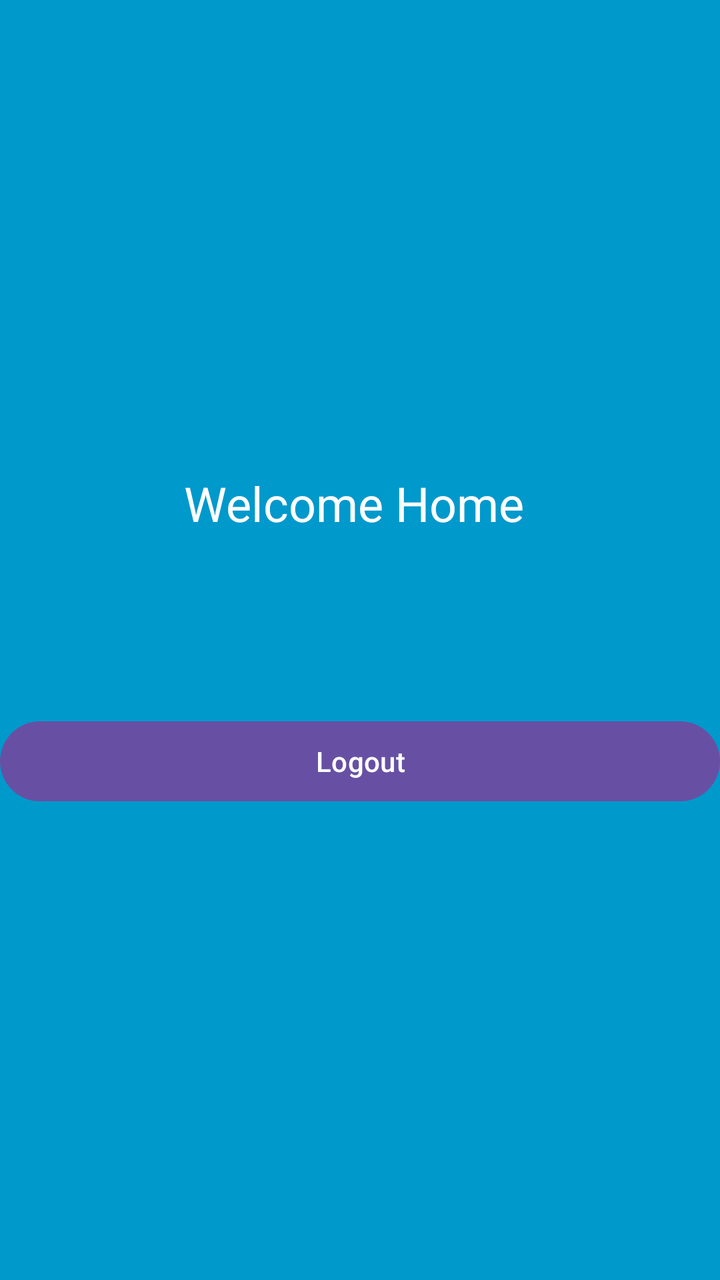
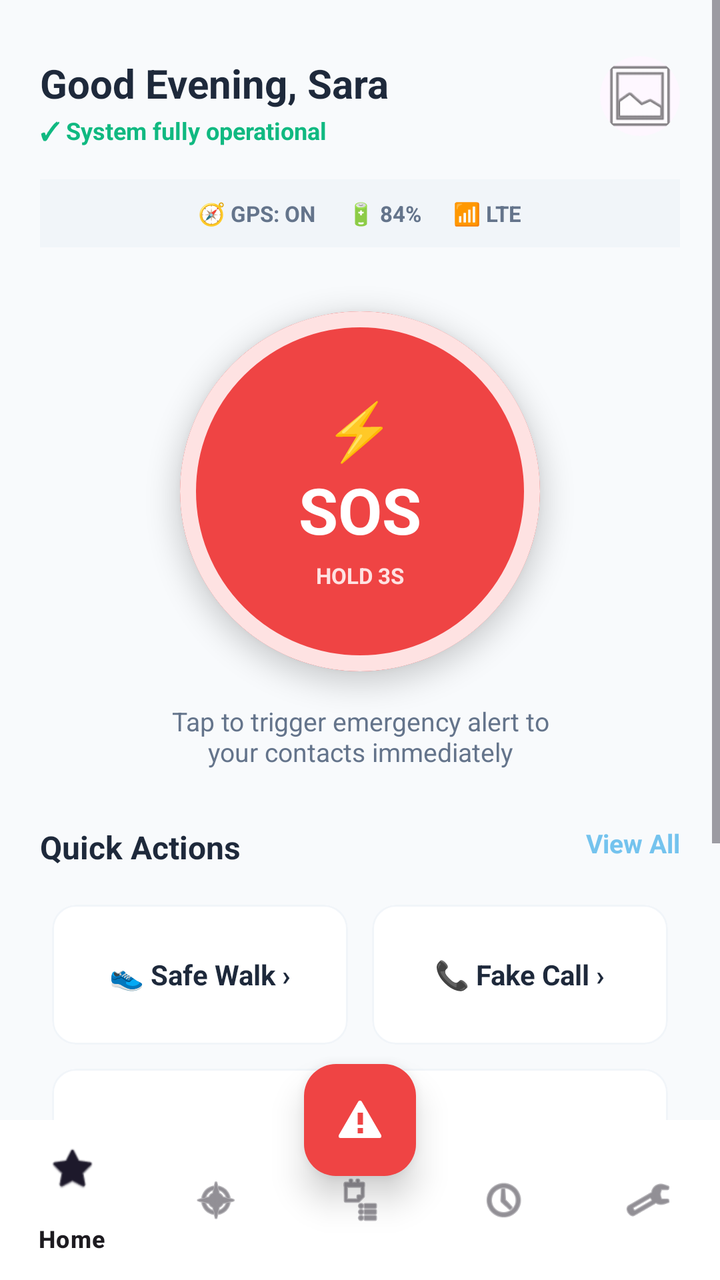

Two renders of the same Android screen: before a commit and after it. Below are the layout's source before the change and the commit's diff.
<!-- AndroidManifest.xml: application theme Theme.SafeRoute -->
<!-- res/layout/fragment_home.xml -->
<?xml version="1.0" encoding="utf-8"?>
<androidx.constraintlayout.widget.ConstraintLayout xmlns:android="http://schemas.android.com/apk/res/android"
    xmlns:tools="http://schemas.android.com/tools"
    android:layout_width="match_parent"
    android:layout_height="match_parent"
    xmlns:app="http://schemas.android.com/apk/res-auto"
    android:background="@android:color/holo_blue_dark"
    tools:context=".ui.auth.HomeFragment">

    <LinearLayout
        xmlns:android="http://schemas.android.com/apk/res/android"
        android:layout_width="match_parent"
        android:layout_height="match_parent"
        android:gravity="center"
        android:orientation="vertical">

        <TextView
            android:text="Welcome Home "
            android:id="@+id/welcomeTv"
            android:textSize="24sp"
            android:textColor="@color/white"
            android:layout_width="wrap_content"
            android:layout_height="wrap_content"/>
        <TextView
            android:id="@+id/phoneTv"
            android:layout_width="wrap_content"
            android:layout_height="wrap_content"
            android:textSize="16sp"
            android:layout_marginTop="8dp"
            android:text="" />
        <TextView
            android:id="@+id/dadTv"
            android:layout_width="wrap_content"
            android:layout_height="wrap_content"
            android:textSize="16sp"
            android:layout_marginTop="8dp"
            android:text="" />
        <TextView
            android:id="@+id/momTv"
            android:layout_width="wrap_content"
            android:layout_height="wrap_content"
            android:textSize="16sp"
            android:layout_marginTop="8dp"
            android:text="" />
        <Button
            android:id="@+id/logoutBtn"
            android:text="Logout"
            android:layout_width="match_parent"
            android:layout_height="wrap_content"/>

    </LinearLayout>

</androidx.constraintlayout.widget.ConstraintLayout>
<!-- resources referenced by this layout -->
<resources>
  <color name="white">#FFFFFFFF</color>
  <style name="Theme.SafeRoute" parent="Base.Theme.SafeRoute" />
  <style name="Base.Theme.SafeRoute" parent="Theme.Material3.DayNight.NoActionBar">
          
          
      </style>
</resources>

<!-- the commit's change to res/layout/fragment_home.xml (unified diff, before → after) -->
@@ -1,53 +1,194 @@
 <?xml version="1.0" encoding="utf-8"?>
-<androidx.constraintlayout.widget.ConstraintLayout xmlns:android="http://schemas.android.com/apk/res/android"
-    xmlns:tools="http://schemas.android.com/tools"
+<androidx.coordinatorlayout.widget.CoordinatorLayout
+    xmlns:android="http://schemas.android.com/apk/res/android"
+    xmlns:app="http://schemas.android.com/apk/res-auto"
     android:layout_width="match_parent"
     android:layout_height="match_parent"
-    xmlns:app="http://schemas.android.com/apk/res-auto"
-    android:background="@android:color/holo_blue_dark"
-    tools:context=".ui.auth.HomeFragment">
+    android:background="#F8FAFC">
 
-    <LinearLayout
-        xmlns:android="http://schemas.android.com/apk/res/android"
+    <ScrollView
         android:layout_width="match_parent"
         android:layout_height="match_parent"
-        android:gravity="center"
-        android:orientation="vertical">
+        android:layout_marginBottom="65dp"
+        android:fillViewport="true">
 
-        <TextView
-            android:text="Welcome Home "
-            android:id="@+id/welcomeTv"
-            android:textSize="24sp"
-            android:textColor="@color/white"
-            android:layout_width="wrap_content"
-            android:layout_height="wrap_content"/>
-        <TextView
-            android:id="@+id/phoneTv"
-            android:layout_width="wrap_content"
+        <LinearLayout
+            android:layout_width="match_parent"
             android:layout_height="wrap_content"
-            android:textSize="16sp"
-            android:layout_marginTop="8dp"
-            android:text="" />
-        <TextView
-            android:id="@+id/dadTv"
-            android:layout_width="wrap_content"
-            android:layout_height="wrap_content"
-            android:textSize="16sp"
-            android:layout_marginTop="8dp"
-            android:text="" />
-        <TextView
-            android:id="@+id/momTv"
-            android:layout_width="wrap_content"
-            android:layout_height="wrap_content"
-            android:textSize="16sp"
-            android:layout_marginTop="8dp"
-            android:text="" />
-        <Button
-            android:id="@+id/logoutBtn"
-            android:text="Logout"
-            android:layout_width="match_parent"
-            android:layout_height="wrap_content"/>
+            android:orientation="vertical"
+            android:padding="20dp"
+            android:gravity="center_horizontal">
 
-    </LinearLayout>
+            <RelativeLayout
+                android:layout_width="match_parent"
+                android:layout_height="wrap_content"
+                android:layout_marginTop="8dp">
+                <com.google.android.material.card.MaterialCardView
+                    android:id="@+id/profileCard"
+                    android:layout_width="40dp"
+                    android:layout_height="40dp"
+                    app:cardCornerRadius="20dp"
+                    android:layout_alignParentEnd="true"
+                    app:strokeWidth="0dp">
+                    <ImageView
+                        android:layout_width="match_parent"
+                        android:layout_height="match_parent"
+                        android:src="@android:drawable/ic_menu_gallery"
+                        android:scaleType="centerCrop"/>
+                </com.google.android.material.card.MaterialCardView>
+                <LinearLayout
+                    android:layout_width="wrap_content"
+                    android:layout_height="wrap_content"
+                    android:orientation="vertical"
+                    android:layout_alignParentStart="true">
+                    <TextView
+                        android:id="@+id/welcomeTv"
+                        android:layout_width="wrap_content"
+                        android:layout_height="wrap_content"
+                        android:text="Good Evening, Sara"
+                        android:textColor="#1E293B"
+                        android:textSize="20sp"
+                        android:textStyle="bold"/>
+                    <TextView
+                        android:layout_width="wrap_content"
+                        android:layout_height="wrap_content"
+                        android:text="✓ System fully operational"
+                        android:textColor="#10B981"
+                        android:textSize="12sp"
+                        android:textStyle="bold"
+                        android:layout_marginTop="2dp"/>
+                </LinearLayout>
+            </RelativeLayout>
 
-</androidx.constraintlayout.widget.ConstraintLayout>
+            <LinearLayout
+                android:layout_width="match_parent"
+                android:layout_height="34dp"
+                android:background="#F1F5F9"
+                android:orientation="horizontal"
+                android:layout_marginTop="16dp"
+                android:gravity="center"
+                android:paddingHorizontal="12dp">
+                <TextView android:layout_width="wrap_content" android:layout_height="wrap_content" android:text="🧭 GPS: ON" android:textColor="#64748B" android:textSize="11sp" android:textStyle="bold" android:layout_marginEnd="16dp"/>
+                <TextView android:layout_width="wrap_content" android:layout_height="wrap_content" android:text="🔋 84%" android:textColor="#64748B" android:textSize="11sp" android:textStyle="bold" android:layout_marginEnd="16dp"/>
+                <TextView android:layout_width="wrap_content" android:layout_height="wrap_content" android:text="📶 LTE" android:textColor="#64748B" android:textSize="11sp" android:textStyle="bold"/>
+            </LinearLayout>
+
+            <com.google.android.material.card.MaterialCardView
+                android:id="@+id/sosBtnCard"
+                android:layout_width="180dp"
+                android:layout_height="180dp"
+                android:layout_marginTop="32dp"
+                app:cardCornerRadius="90dp"
+                app:cardBackgroundColor="#EF4444"
+                app:cardElevation="8dp"
+                app:strokeWidth="8dp"
+                app:strokeColor="#FEE2E2">
+                <LinearLayout
+                    android:layout_width="match_parent"
+                    android:layout_height="match_parent"
+                    android:orientation="vertical"
+                    android:gravity="center">
+                    <TextView android:layout_width="wrap_content" android:layout_height="wrap_content" android:text="⚡" android:textColor="#FFFFFF" android:textSize="28sp"/>
+                    <TextView android:layout_width="wrap_content" android:layout_height="wrap_content" android:text="SOS" android:textColor="#FFFFFF" android:textSize="32sp" android:textStyle="bold"/>
+                    <TextView android:layout_width="wrap_content" android:layout_height="wrap_content" android:text="HOLD 3S" android:textColor="#FEE2E2" android:textSize="11sp" android:textStyle="bold" android:layout_marginTop="4dp"/>
+                </LinearLayout>
+            </com.google.android.material.card.MaterialCardView>
+
+            <TextView
+                android:layout_width="wrap_content"
+                android:layout_height="wrap_content"
+                android:text="Tap to trigger emergency alert to\nyour contacts immediately"
+                android:textColor="#64748B"
+                android:textSize="13sp"
+                android:gravity="center"
+                android:layout_marginTop="16dp"/>
+
+            <RelativeLayout
+                android:layout_width="match_parent"
+                android:layout_height="wrap_content"
+                android:layout_marginTop="28dp">
+                <TextView android:layout_width="wrap_content" android:layout_height="wrap_content" android:text="Quick Actions" android:textColor="#1E293B" android:textSize="16sp" android:textStyle="bold" android:layout_alignParentStart="true"/>
+                <TextView android:layout_width="wrap_content" android:layout_height="wrap_content" android:text="View All" android:textColor="#74C3EE" android:textStyle="bold" android:textSize="13sp" android:layout_alignParentEnd="true"/>
+            </RelativeLayout>
+
+            <GridLayout
+                android:layout_width="match_parent"
+                android:layout_height="wrap_content"
+                android:columnCount="2"
+                android:rowCount="2"
+                android:layout_marginTop="12dp"
+                android:alignmentMode="alignMargins"
+                android:columnOrderPreserved="false">
+                <com.google.android.material.card.MaterialCardView android:id="@+id/actionSafeWalk" android:layout_width="0dp" android:layout_height="70dp" android:layout_columnWeight="1" android:layout_margin="6dp" app:cardCornerRadius="12dp" app:cardBackgroundColor="#FFFFFF" app:strokeWidth="1dp" app:strokeColor="#F1F5F9" app:cardElevation="0dp"><TextView android:layout_width="wrap_content" android:layout_height="wrap_content" android:text="👟 Safe Walk ›" android:textColor="#1E293B" android:layout_gravity="center" android:textStyle="bold"/></com.google.android.material.card.MaterialCardView>
+                <com.google.android.material.card.MaterialCardView android:id="@+id/actionFakeCall" android:layout_width="0dp" android:layout_height="70dp" android:layout_columnWeight="1" android:layout_margin="6dp" app:cardCornerRadius="12dp" app:cardBackgroundColor="#FFFFFF" app:strokeWidth="1dp" app:strokeColor="#F1F5F9" app:cardElevation="0dp"><TextView android:layout_width="wrap_content" android:layout_height="wrap_content" android:text="📞 Fake Call ›" android:textColor="#1E293B" android:layout_gravity="center" android:textStyle="bold"/></com.google.android.material.card.MaterialCardView>
+                <com.google.android.material.card.MaterialCardView android:id="@+id/actionContacts" android:layout_width="0dp" android:layout_height="70dp" android:layout_columnWeight="1" android:layout_margin="6dp" app:cardCornerRadius="12dp" app:cardBackgroundColor="#FFFFFF" app:strokeWidth="1dp" app:strokeColor="#F1F5F9" app:cardElevation="0dp"><TextView android:layout_width="wrap_content" android:layout_height="wrap_content" android:text="👥 Contacts ›" android:textColor="#1E293B" android:layout_gravity="center" android:textStyle="bold"/></com.google.android.material.card.MaterialCardView>
+                <com.google.android.material.card.MaterialCardView android:id="@+id/actionLiveLocation" android:layout_width="0dp" android:layout_height="70dp" android:layout_columnWeight="1" android:layout_margin="6dp" app:cardCornerRadius="12dp" app:cardBackgroundColor="#FFFFFF" app:strokeWidth="1dp" app:strokeColor="#F1F5F9" app:cardElevation="0dp"><TextView android:layout_width="wrap_content" android:layout_height="wrap_content" android:text="📍 Live Location ›" android:textColor="#1E293B" android:layout_gravity="center" android:textStyle="bold"/></com.google.android.material.card.MaterialCardView>
+            </GridLayout>
+
+            <com.google.android.material.card.MaterialCardView
+                android:layout_width="match_parent"
+                android:layout_height="wrap_content"
+                android:layout_marginTop="16dp"
+                app:cardCornerRadius="16dp"
+                app:cardBackgroundColor="#FFFFFF"
+                app:strokeWidth="1dp"
+                app:strokeColor="#E2E8F0"
+                app:cardElevation="0dp">
+                <LinearLayout
+                    android:layout_width="match_parent"
+                    android:layout_height="wrap_content"
+                    android:orientation="vertical"
+                    android:padding="16dp">
+                    <RelativeLayout android:layout_width="match_parent" android:layout_height="wrap_content">
+                        <TextView android:layout_width="wrap_content" android:layout_height="wrap_content" android:text="🛡️ SafeRoute Active" android:textColor="#1E293B" android:textStyle="bold" android:textSize="14sp" android:layout_alignParentStart="true"/>
+                        <TextView android:layout_width="wrap_content" android:layout_height="wrap_content" android:text="SECURE" android:textColor="#64748B" android:background="#F1F5F9" android:paddingHorizontal="6dp" android:paddingVertical="2dp" android:textSize="10sp" android:textStyle="bold" android:layout_alignParentEnd="true"/>
+                    </RelativeLayout>
+                    <View android:layout_width="match_parent" android:layout_height="1dp" android:background="#F1F5F9" android:layout_marginTop="8dp" android:layout_marginBottom="8dp"/>
+                    <RelativeLayout android:layout_width="match_parent" android:layout_height="wrap_content">
+                        <TextView android:layout_width="wrap_content" android:layout_height="wrap_content" android:text="Last Location Sync" android:textColor="#64748B" android:textSize="12sp"/>
+                        <TextView android:layout_width="wrap_content" android:layout_height="wrap_content" android:text="2 mins ago" android:textColor="#1E293B" android:textStyle="bold" android:textSize="12sp" android:layout_alignParentEnd="true"/>
+                    </RelativeLayout>
+                </LinearLayout>
+            </com.google.android.material.card.MaterialCardView>
+
+            <RelativeLayout
+                android:layout_width="match_parent"
+                android:layout_height="wrap_content"
+                android:layout_marginTop="24dp">
+                <TextView android:layout_width="wrap_content" android:layout_height="wrap_content" android:text="Recent Activity" android:textColor="#1E293B" android:textSize="16sp" android:textStyle="bold" android:layout_alignParentStart="true"/>
+                <TextView android:layout_width="wrap_content" android:layout_height="wrap_content" android:text="History" android:textColor="#94A3B8" android:textSize="13sp" android:layout_alignParentEnd="true"/>
+            </RelativeLayout>
+
+            <androidx.recyclerview.widget.RecyclerView
+                android:id="@+id/recentActivityRv"
+                android:layout_width="match_parent"
+                android:layout_height="wrap_content"
+                android:layout_marginTop="8dp"
+                android:nestedScrollingEnabled="false"/>
+        </LinearLayout>
+    </ScrollView>
+
+    <com.google.android.material.bottomnavigation.BottomNavigationView
+        android:id="@+id/bottomNavigationView"
+        android:layout_width="match_parent"
+        android:layout_height="wrap_content"
+        android:layout_gravity="bottom"
+        android:background="#FFFFFF"
+        app:elevation="8dp"
+        app:menu="@menu/bottom_nav_menu" />
+
+    <com.google.android.material.floatingactionbutton.FloatingActionButton
+        android:id="@+id/fabEmergency"
+        android:layout_width="wrap_content"
+        android:layout_height="wrap_content"
+        android:src="@android:drawable/stat_notify_error"
+        app:tint="#FFFFFF"
+        app:backgroundTint="#EF4444"
+        app:fabSize="normal"
+        app:layout_anchor="@id/bottomNavigationView"
+        app:layout_anchorGravity="center_horizontal|top"
+        android:layout_marginBottom="32dp"
+        app:borderWidth="0dp"
+        app:elevation="10dp"/>
+
+</androidx.coordinatorlayout.widget.CoordinatorLayout>
<!-- resource entries referenced after the edit -->
@@ -1,6 +1,5 @@
 <!-- resources referenced by this layout -->
 <resources>
-  <color name="white">#FFFFFFFF</color>
   <style name="Theme.SafeRoute" parent="Base.Theme.SafeRoute" />
   <style name="Base.Theme.SafeRoute" parent="Theme.Material3.DayNight.NoActionBar">
           
